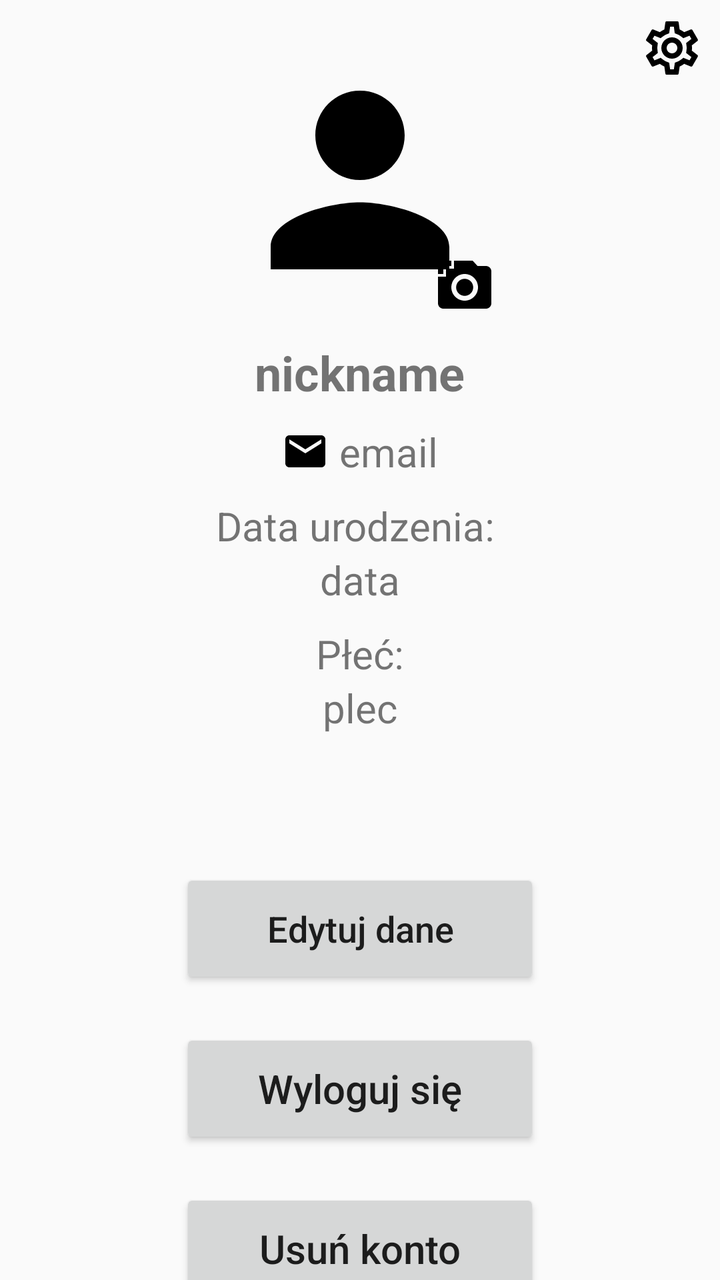
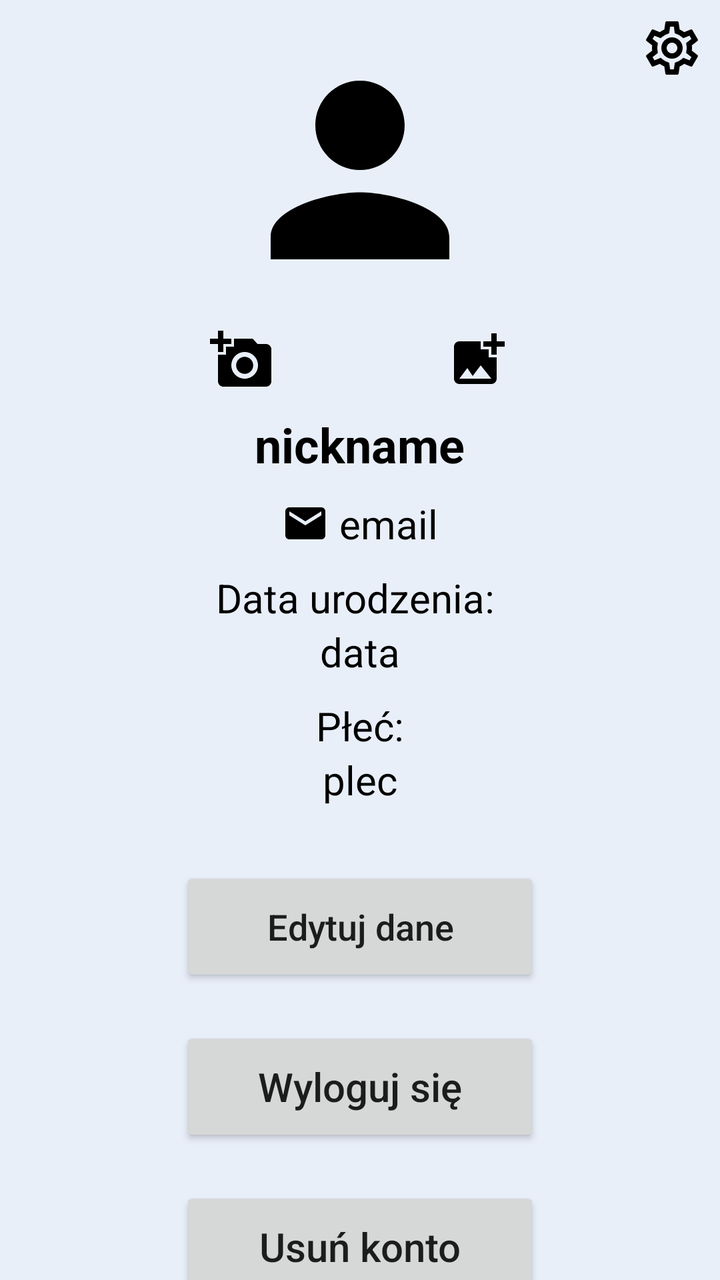

Compare the two renders of this Android layout. The source of the first and the diff that turns it into the second are given below.
<!-- AndroidManifest.xml: application theme Theme.AppCompat.Light.NoActionBar -->
<!-- res/layout/fragment_profile.xml -->
<?xml version="1.0" encoding="utf-8"?>
<androidx.core.widget.NestedScrollView xmlns:android="http://schemas.android.com/apk/res/android"
    xmlns:app="http://schemas.android.com/apk/res-auto"
    xmlns:tools="http://schemas.android.com/tools"
    android:layout_width="match_parent"
    android:layout_height="match_parent">

    <androidx.constraintlayout.widget.ConstraintLayout
        android:layout_width="match_parent"
        android:layout_height="wrap_content">

        <ImageView
            android:id="@+id/settings"
            android:layout_width="48dp"
            android:layout_height="48dp"
            android:padding="8dp"
            android:scaleType="centerCrop"
            android:src="@drawable/outline_settings_24"
            app:layout_constraintEnd_toEndOf="parent"
            app:layout_constraintTop_toTopOf="parent" />


        <LinearLayout
            android:id="@+id/picLay"
            android:layout_width="0dp"
            android:layout_height="wrap_content"
            android:gravity="center"
            android:orientation="horizontal"
            app:layout_constraintEnd_toEndOf="parent"
            app:layout_constraintHorizontal_bias="0.0"
            app:layout_constraintStart_toStartOf="parent"
            app:layout_constraintTop_toTopOf="parent">


            <RelativeLayout
                android:layout_width="150dp"
                android:layout_height="150dp"
                android:layout_marginTop="10dp">


                <ImageView
                    android:id="@+id/recImage"
                    android:layout_width="match_parent"
                    android:layout_height="match_parent"
                    android:padding="8dp"
                    android:scaleType="centerCrop"
                    android:src="@drawable/baseline_person_24" />

                <ImageView
                    android:id="@+id/addPictureBtn"
                    android:layout_width="32dp"
                    android:layout_height="32dp"
                    android:layout_alignParentEnd="true"
                    android:layout_alignParentBottom="true"
                    android:layout_marginStart="8dp"
                    android:layout_marginTop="8dp"
                    android:layout_marginEnd="8dp"
                    android:layout_marginBottom="8dp"
                    android:src="@drawable/baseline_add_a_photo_24" />
            </RelativeLayout>
        </LinearLayout>

        <LinearLayout
            android:id="@+id/linLay"
            android:layout_width="0dp"
            android:layout_height="wrap_content"
            android:layout_below="@id/picLay"
            android:layout_marginTop="10dp"
            android:orientation="horizontal"
            android:gravity="center"
            app:layout_constraintTop_toBottomOf="@id/picLay"
            app:layout_constraintStart_toStartOf="parent"
            app:layout_constraintEnd_toEndOf="parent">

            <TextView
                android:id="@+id/nickname"
                android:layout_width="wrap_content"
                android:layout_height="wrap_content"
                android:text="nickname"
                android:textStyle="bold"
                android:textSize="24sp" />
        </LinearLayout>

        <LinearLayout
            android:id="@+id/email1"
            android:layout_width="0dp"
            android:layout_height="wrap_content"
            android:layout_below="@id/linLay"
            android:layout_marginTop="10dp"
            android:orientation="horizontal"
            android:gravity="center"
            app:layout_constraintTop_toBottomOf="@id/linLay"
            app:layout_constraintStart_toStartOf="parent"
            app:layout_constraintEnd_toEndOf="parent">

            <ImageView
                android:layout_width="wrap_content"
                android:layout_height="wrap_content"
                android:src="@drawable/baseline_email_24" />

            <TextView
                android:id="@+id/email"
                android:layout_width="wrap_content"
                android:layout_height="wrap_content"
                android:text="email"
                android:gravity="center"
                android:layout_marginLeft="5dp"
                android:textSize="20dp"
                android:layout_below="@id/linLay"/>
        </LinearLayout>


        <TextView
            android:id="@+id/birthdate"
            android:layout_width="0dp"
            android:layout_height="wrap_content"
            android:layout_marginTop="10dp"
            android:text="Data urodzenia: "
            android:gravity="center"
            android:textSize="20dp"
            app:layout_constraintTop_toBottomOf="@id/email1"
            app:layout_constraintStart_toStartOf="parent"
            app:layout_constraintEnd_toEndOf="parent" />

        <TextView
            android:id="@+id/birthdate2"
            android:layout_width="0dp"
            android:layout_height="wrap_content"
            android:text="data"
            android:gravity="center"
            android:textSize="20dp"
            app:layout_constraintTop_toBottomOf="@id/birthdate"
            app:layout_constraintStart_toStartOf="parent"
            app:layout_constraintEnd_toEndOf="parent" />

        <TextView
            android:id="@+id/gender"
            android:layout_width="0dp"
            android:layout_height="wrap_content"
            android:text="Płeć:"
            android:layout_marginTop="10dp"
            android:gravity="center"
            android:textSize="20dp"
            app:layout_constraintTop_toBottomOf="@id/birthdate2"
            app:layout_constraintStart_toStartOf="parent"
            app:layout_constraintEnd_toEndOf="parent" />

        <TextView
            android:id="@+id/gender2"
            android:layout_width="0dp"
            android:layout_height="wrap_content"
            android:text="plec"
            android:gravity="center"
            android:textSize="20dp"
            app:layout_constraintTop_toBottomOf="@id/gender"
            app:layout_constraintStart_toStartOf="parent"
            app:layout_constraintEnd_toEndOf="parent" />

        <TextView
            android:id="@+id/pwz"
            android:layout_width="0dp"
            android:layout_height="wrap_content"
            android:layout_marginTop="10dp"
            android:gravity="center"
            android:textSize="20dp"
            app:layout_constraintTop_toBottomOf="@id/gender2"
            app:layout_constraintStart_toStartOf="parent"
            app:layout_constraintEnd_toEndOf="parent" />

        <Button
            android:id="@+id/buttonGoToEdit"
            android:layout_width="180dp"
            android:layout_height="60dp"
            android:layout_marginTop="30dp"
            android:gravity="center"
            android:text="Edytuj dane"
            android:textAllCaps="false"
            android:textSize="18dp"
            app:layout_constraintTop_toBottomOf="@id/pwz"
            app:layout_constraintStart_toStartOf="parent"
            app:layout_constraintEnd_toEndOf="parent" />

        <Button
            android:id="@+id/buttonLogOut"
            android:layout_width="180dp"
            android:layout_height="60dp"
            android:layout_marginTop="20dp"
            android:gravity="center"
            android:text="Wyloguj się"
            android:textAllCaps="false"
            android:textSize="20dp"
            app:layout_constraintTop_toBottomOf="@id/buttonGoToEdit"
            app:layout_constraintStart_toStartOf="parent"
            app:layout_constraintEnd_toEndOf="parent" />

        <Button
            android:id="@+id/buttonDeleteAccount"
            android:layout_width="180dp"
            android:layout_height="60dp"
            android:layout_marginTop="20dp"
            android:textAllCaps="false"
            android:textSize="20dp"
            android:text="Usuń konto"
            app:layout_constraintTop_toBottomOf="@id/buttonLogOut"
            app:layout_constraintStart_toStartOf="parent"
            app:layout_constraintEnd_toEndOf="parent" />

    </androidx.constraintlayout.widget.ConstraintLayout>
</androidx.core.widget.NestedScrollView>
<!-- resources referenced by this layout -->
<resources>
  <!-- drawable baseline_add_a_photo_24 (drawable) -->
  <vector android:height="24dp" android:tint="#000000"
      android:viewportHeight="24" android:viewportWidth="24"
      android:width="24dp" xmlns:android="http://schemas.android.com/apk/res/android">
      <path android:fillColor="@android:color/white" android:pathData="M3,4V1h2v3h3v2H5v3H3V6H0V4H3zM6,10V7h3V4h7l1.83,2H21c1.1,0 2,0.9 2,2v12c0,1.1 -0.9,2 -2,2H5c-1.1,0 -2,-0.9 -2,-2V10H6zM13,19c2.76,0 5,-2.24 5,-5s-2.24,-5 -5,-5s-5,2.24 -5,5S10.24,19 13,19zM9.8,14c0,1.77 1.43,3.2 3.2,3.2s3.2,-1.43 3.2,-3.2s-1.43,-3.2 -3.2,-3.2S9.8,12.23 9.8,14z"/>
  </vector>
  <!-- drawable baseline_email_24 (drawable) -->
  <vector android:height="24dp" android:tint="#000000"
      android:viewportHeight="24" android:viewportWidth="24"
      android:width="24dp" xmlns:android="http://schemas.android.com/apk/res/android">
      <path android:fillColor="@android:color/white" android:pathData="M20,4L4,4c-1.1,0 -1.99,0.9 -1.99,2L2,18c0,1.1 0.9,2 2,2h16c1.1,0 2,-0.9 2,-2L22,6c0,-1.1 -0.9,-2 -2,-2zM20,8l-8,5 -8,-5L4,6l8,5 8,-5v2z"/>
  </vector>
  <!-- drawable baseline_person_24 (drawable) -->
  <vector android:height="24dp" android:tint="#000000"
      android:viewportHeight="24" android:viewportWidth="24"
      android:width="24dp" xmlns:android="http://schemas.android.com/apk/res/android">
      <path android:fillColor="@android:color/white" android:pathData="M12,12c2.21,0 4,-1.79 4,-4s-1.79,-4 -4,-4 -4,1.79 -4,4 1.79,4 4,4zM12,14c-2.67,0 -8,1.34 -8,4v2h16v-2c0,-2.66 -5.33,-4 -8,-4z"/>
  </vector>
  <!-- drawable outline_settings_24: vector/xml drawable (drawable, 2025 chars, omitted) -->
</resources>

<!-- the commit's change to res/layout/fragment_profile.xml (unified diff, before → after) -->
@@ -3,6 +3,7 @@
     xmlns:app="http://schemas.android.com/apk/res-auto"
     xmlns:tools="http://schemas.android.com/tools"
     android:layout_width="match_parent"
+    android:background="#E9EFF9"
     android:layout_height="match_parent">
 
     <androidx.constraintlayout.widget.ConstraintLayout
@@ -20,7 +21,7 @@
             app:layout_constraintTop_toTopOf="parent" />
 
 
-        <LinearLayout
+        <RelativeLayout
             android:id="@+id/picLay"
             android:layout_width="0dp"
             android:layout_height="wrap_content"
@@ -31,34 +32,36 @@
             app:layout_constraintStart_toStartOf="parent"
             app:layout_constraintTop_toTopOf="parent">
 
-
-            <RelativeLayout
+            <ImageView
+                android:id="@+id/recImage"
                 android:layout_width="150dp"
                 android:layout_height="150dp"
-                android:layout_marginTop="10dp">
-
-
-                <ImageView
-                    android:id="@+id/recImage"
-                    android:layout_width="match_parent"
-                    android:layout_height="match_parent"
-                    android:padding="8dp"
-                    android:scaleType="centerCrop"
-                    android:src="@drawable/baseline_person_24" />
-
-                <ImageView
-                    android:id="@+id/addPictureBtn"
-                    android:layout_width="32dp"
-                    android:layout_height="32dp"
-                    android:layout_alignParentEnd="true"
-                    android:layout_alignParentBottom="true"
-                    android:layout_marginStart="8dp"
-                    android:layout_marginTop="8dp"
-                    android:layout_marginEnd="8dp"
-                    android:layout_marginBottom="8dp"
-                    android:src="@drawable/baseline_add_a_photo_24" />
-            </RelativeLayout>
-        </LinearLayout>
+                android:layout_marginTop="10dp"
+                android:layout_gravity="center"
+                android:padding="8dp"
+                android:scaleType="centerCrop"
+                android:src="@drawable/baseline_person_24" />
+            <ImageView
+                android:id="@+id/addPictureBtn"
+                android:layout_width="32dp"
+                android:layout_height="32dp"
+                android:layout_marginTop="4dp"
+                android:layout_marginEnd="8dp"
+                android:src="@drawable/baseline_add_a_photo_24"
+                android:layout_below="@id/recImage"
+                android:foregroundGravity="center"/>
+            <ImageView
+                android:id="@+id/chooseAvatarBtn"
+                android:layout_width="32dp"
+                android:layout_height="32dp"
+                android:layout_marginTop="4dp"
+                android:layout_marginLeft="118dp"
+                android:src="@drawable/baseline_add_photo_alternate_24"
+                android:layout_below="@id/recImage"
+                android:foregroundGravity="center"/>
+        </RelativeLayout>
+
+
 
         <LinearLayout
             android:id="@+id/linLay"
@@ -77,6 +80,7 @@
                 android:layout_width="wrap_content"
                 android:layout_height="wrap_content"
                 android:text="nickname"
+                android:textColor="@color/black"
                 android:textStyle="bold"
                 android:textSize="24sp" />
         </LinearLayout>
@@ -103,6 +107,7 @@
                 android:layout_width="wrap_content"
                 android:layout_height="wrap_content"
                 android:text="email"
+                android:textColor="@color/black"
                 android:gravity="center"
                 android:layout_marginLeft="5dp"
                 android:textSize="20dp"
@@ -116,6 +121,7 @@
             android:layout_height="wrap_content"
             android:layout_marginTop="10dp"
             android:text="Data urodzenia: "
+            android:textColor="@color/black"
             android:gravity="center"
             android:textSize="20dp"
             app:layout_constraintTop_toBottomOf="@id/email1"
@@ -126,6 +132,7 @@
             android:id="@+id/birthdate2"
             android:layout_width="0dp"
             android:layout_height="wrap_content"
+            android:textColor="@color/black"
             android:text="data"
             android:gravity="center"
             android:textSize="20dp"
@@ -138,6 +145,7 @@
             android:layout_width="0dp"
             android:layout_height="wrap_content"
             android:text="Płeć:"
+            android:textColor="@color/black"
             android:layout_marginTop="10dp"
             android:gravity="center"
             android:textSize="20dp"
@@ -151,21 +159,13 @@
             android:layout_height="wrap_content"
             android:text="plec"
             android:gravity="center"
+            android:textColor="@color/black"
             android:textSize="20dp"
             app:layout_constraintTop_toBottomOf="@id/gender"
             app:layout_constraintStart_toStartOf="parent"
             app:layout_constraintEnd_toEndOf="parent" />
 
-        <TextView
-            android:id="@+id/pwz"
-            android:layout_width="0dp"
-            android:layout_height="wrap_content"
-            android:layout_marginTop="10dp"
-            android:gravity="center"
-            android:textSize="20dp"
-            app:layout_constraintTop_toBottomOf="@id/gender2"
-            app:layout_constraintStart_toStartOf="parent"
-            app:layout_constraintEnd_toEndOf="parent" />
+
 
         <Button
             android:id="@+id/buttonGoToEdit"
@@ -176,7 +176,7 @@
             android:text="Edytuj dane"
             android:textAllCaps="false"
             android:textSize="18dp"
-            app:layout_constraintTop_toBottomOf="@id/pwz"
+            app:layout_constraintTop_toBottomOf="@id/gender2"
             app:layout_constraintStart_toStartOf="parent"
             app:layout_constraintEnd_toEndOf="parent" />
 
<!-- resource entries referenced after the edit -->
@@ -1,10 +1,17 @@
 <!-- resources referenced by this layout -->
 <resources>
+  <color name="black">#FF000000</color>
   <!-- drawable baseline_add_a_photo_24 (drawable) -->
   <vector android:height="24dp" android:tint="#000000"
       android:viewportHeight="24" android:viewportWidth="24"
       android:width="24dp" xmlns:android="http://schemas.android.com/apk/res/android">
       <path android:fillColor="@android:color/white" android:pathData="M3,4V1h2v3h3v2H5v3H3V6H0V4H3zM6,10V7h3V4h7l1.83,2H21c1.1,0 2,0.9 2,2v12c0,1.1 -0.9,2 -2,2H5c-1.1,0 -2,-0.9 -2,-2V10H6zM13,19c2.76,0 5,-2.24 5,-5s-2.24,-5 -5,-5s-5,2.24 -5,5S10.24,19 13,19zM9.8,14c0,1.77 1.43,3.2 3.2,3.2s3.2,-1.43 3.2,-3.2s-1.43,-3.2 -3.2,-3.2S9.8,12.23 9.8,14z"/>
+  </vector>
+  <!-- drawable baseline_add_photo_alternate_24 (drawable) -->
+  <vector android:height="24dp" android:tint="#000000"
+      android:viewportHeight="24" android:viewportWidth="24"
+      android:width="24dp" xmlns:android="http://schemas.android.com/apk/res/android">
+      <path android:fillColor="@android:color/white" android:pathData="M19,7v2.99s-1.99,0.01 -2,0L17,7h-3s0.01,-1.99 0,-2h3L17,2h2v3h3v2h-3zM16,11L16,8h-3L13,5L5,5c-1.1,0 -2,0.9 -2,2v12c0,1.1 0.9,2 2,2h12c1.1,0 2,-0.9 2,-2v-8h-3zM5,19l3,-4 2,3 3,-4 4,5L5,19z"/>
   </vector>
   <!-- drawable baseline_email_24 (drawable) -->
   <vector android:height="24dp" android:tint="#000000"
